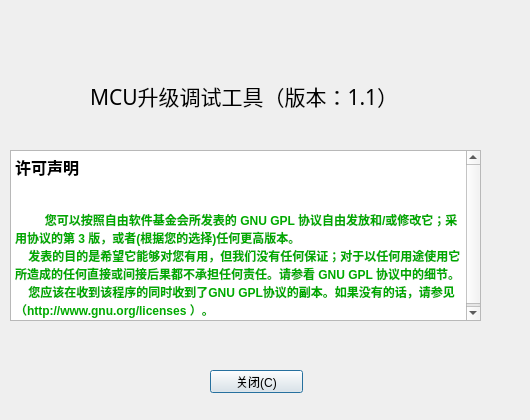
Before: the Qt Designer form qcom/aboutdialog.ui in runjiang/serialport_upgrade_tool, drawn with Qt 5.
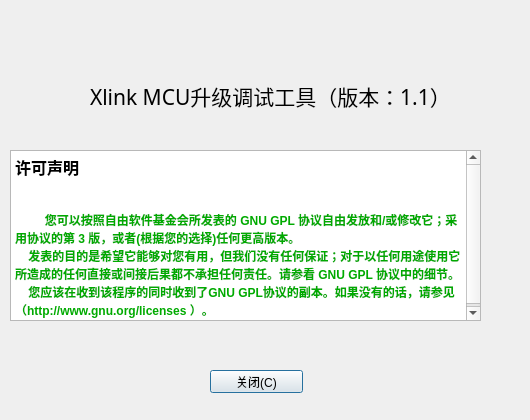
After: the same form once the commit is applied. Icons and pictures are not drawn.

Diff of the .ui file:
```diff
--- a/qcom/aboutdialog.ui
+++ b/qcom/aboutdialog.ui
@@ -50,7 +50,7 @@
     <string notr="true">font: 16pt &quot;Arial Black&quot;;</string>
    </property>
    <property name="text">
-    <string>MCU升级调试工具（版本：1.1）</string>
+    <string>Xlink MCU升级调试工具（版本：1.1）</string>
    </property>
   </widget>
   <widget class="QPushButton" name="closeBtn">
```
